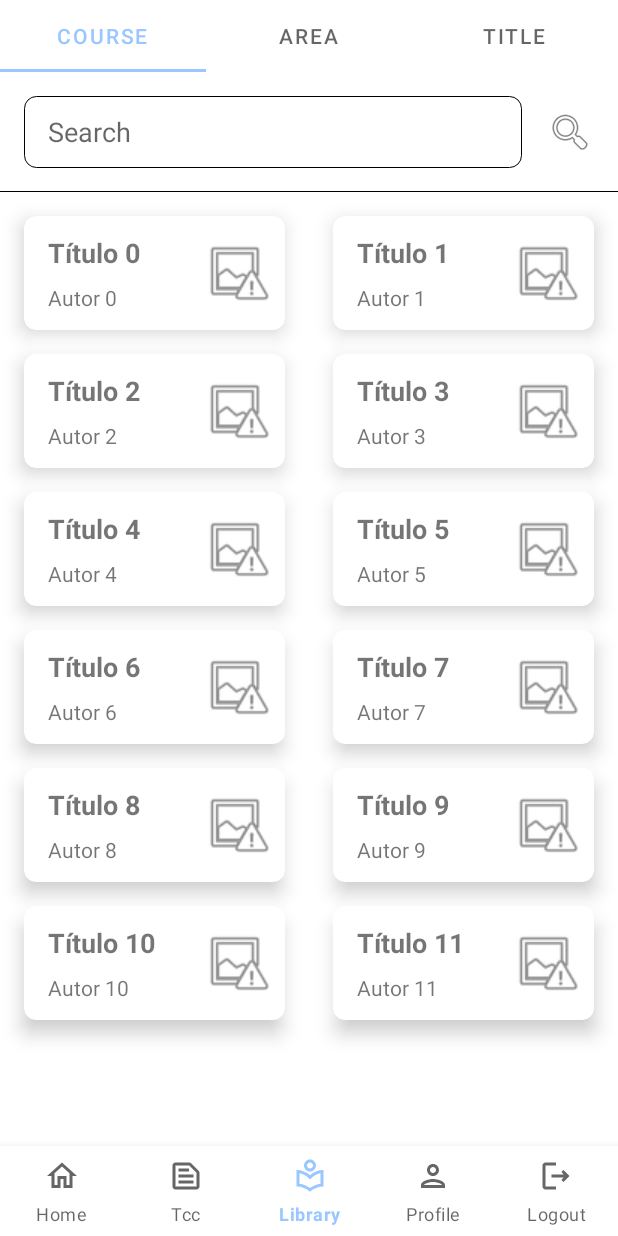
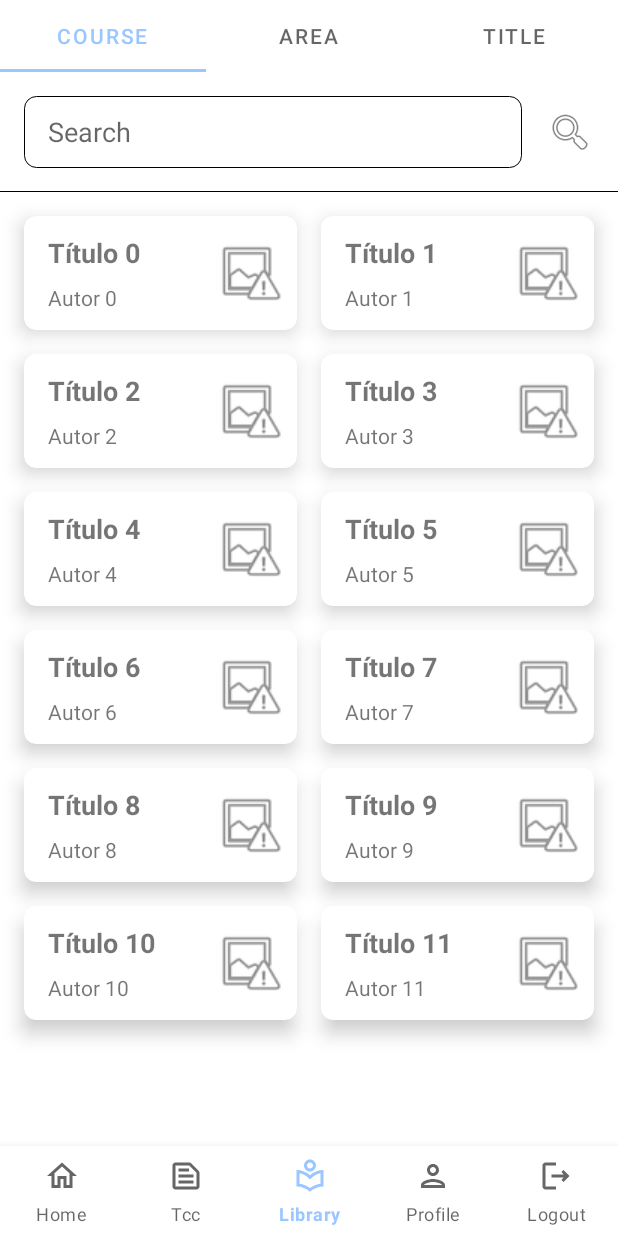
Before and after one commit to pedrindenard/tcc-app, an Android app: the LibraryFragment screen opened through its navigation route, on a phone screen of 412 x 824 dp. Run offline under Robolectric (Android 15) with nearby library versions, the phone set to English and light mode, and no system bars; our stand-ins replace navigation-ui; libraries missing offline, so code that uses them is left out: com.jakewharton.retrofit2; 9 statements that could not run were skipped.

Commit message:
Layout fix

```diff
--- a/app/src/main/res/layout/activity_home.xml
+++ b/app/src/main/res/layout/activity_home.xml
@@ -21,7 +21,7 @@
         android:layout_gravity="bottom"
         android:minHeight="60dp"
         app:labelVisibilityMode="labeled"
-        app:layout_behavior="@string/hide_bottom_view_on_scroll_behavior"
         app:menu="@menu/home_menu" />
+    <!--        app:layout_behavior="@string/hide_bottom_view_on_scroll_behavior"-->
 
 </androidx.coordinatorlayout.widget.CoordinatorLayout>
--- a/app/src/main/res/layout/fragment_library.xml
+++ b/app/src/main/res/layout/fragment_library.xml
@@ -86,7 +86,7 @@
         android:layout_height="0dp"
         android:clipToPadding="false"
         android:orientation="vertical"
-        android:paddingVertical="8dp"
+        android:padding="8dp"
         app:layoutManager="androidx.recyclerview.widget.GridLayoutManager"
         app:layout_constraintBottom_toBottomOf="parent"
         app:layout_constraintEnd_toEndOf="parent"
--- a/app/src/main/res/layout/fragment_message.xml
+++ b/app/src/main/res/layout/fragment_message.xml
@@ -11,7 +11,8 @@
         android:layout_height="0dp"
         android:clipToPadding="false"
         android:orientation="vertical"
-        android:paddingVertical="8dp"
+        android:paddingTop="8dp"
+        android:paddingBottom="80dp"
         app:layoutManager="androidx.recyclerview.widget.LinearLayoutManager"
         app:layout_constraintBottom_toBottomOf="parent"
         app:layout_constraintEnd_toEndOf="parent"
--- a/app/src/main/res/layout/item_library.xml
+++ b/app/src/main/res/layout/item_library.xml
@@ -4,8 +4,7 @@
     xmlns:tools="http://schemas.android.com/tools"
     android:layout_width="match_parent"
     android:layout_height="wrap_content"
-    android:layout_marginHorizontal="16dp"
-    android:layout_marginVertical="8dp"
+    android:layout_margin="8dp"
     android:foreground="@drawable/background_ripple"
     app:cardCornerRadius="8dp"
     app:cardElevation="8dp">
@@ -32,6 +31,8 @@
                 android:layout_width="match_parent"
                 android:layout_height="wrap_content"
                 android:layout_marginVertical="4dp"
+                android:ellipsize="end"
+                android:maxLines="2"
                 android:textSize="18sp"
                 android:textStyle="bold"
                 tools:text="Science" />
@@ -41,6 +42,8 @@
                 android:layout_width="match_parent"
                 android:layout_height="wrap_content"
                 android:layout_marginVertical="4dp"
+                android:ellipsize="end"
+                android:maxLines="1"
                 android:textSize="14sp"
                 tools:text="Science" />
 
```
